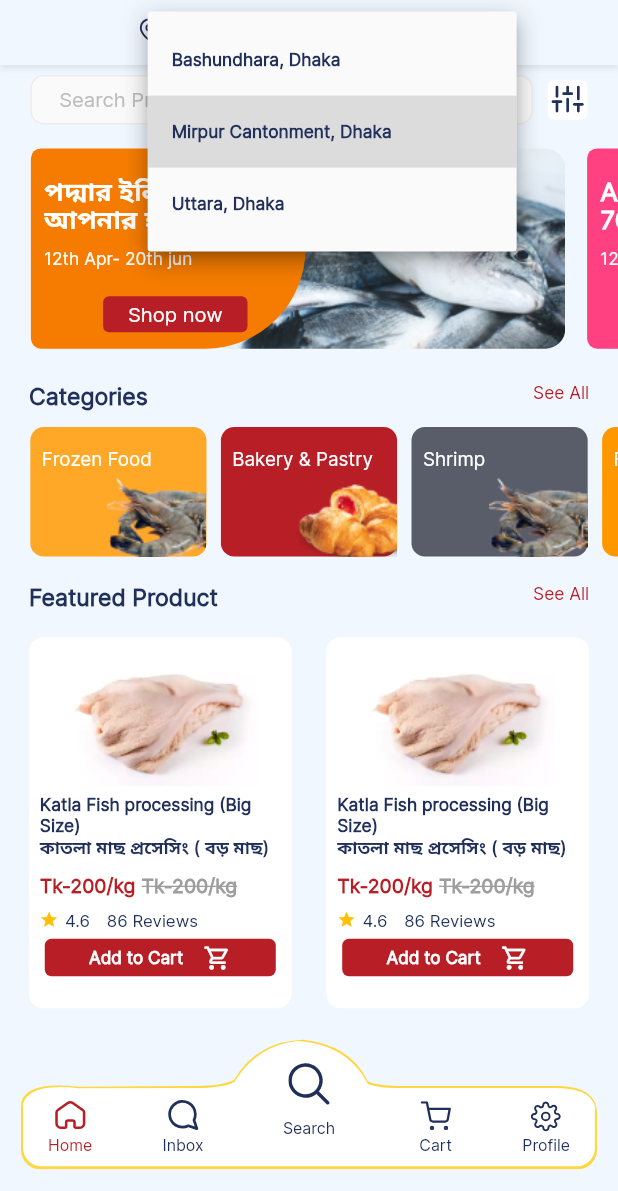
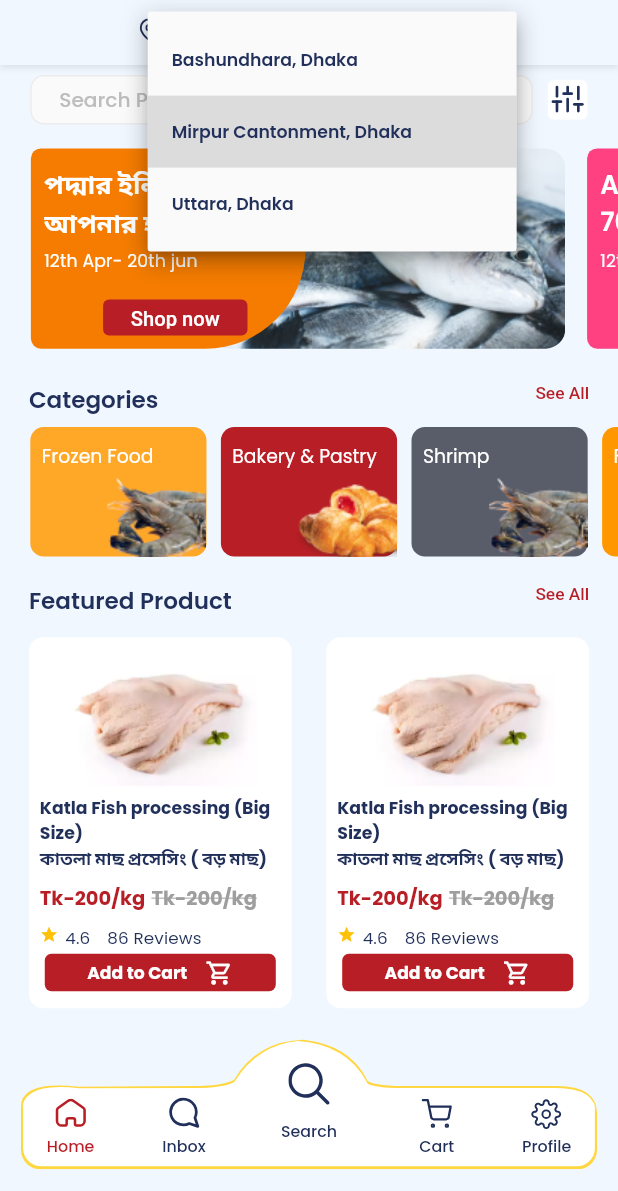
Before and after one commit to Sabuj-Kumar/ecomarce_project_masala_bazar, a Flutter app: the screen it shows after launch, after a tap on "Mirpur Cantonment, Dhaka", on a phone screen of 412 x 824 dp, the part 45-1236 px from its top. Run offline on Flutter 3.47's test engine with Material 2 defaults, Android fonts, the phone set to English and light mode, and no system bars; drawn by our look-alikes of carousel_slider; our stand-ins replace connectivity, fluro, flutter_screenutil, flutter_svg, get, google_fonts and 3 more; accounts and stored records are empty; generated files the repository leaves out were written again; project files that could hold a hidden picture were left out.

Commit message:
Poppins Font, FontSize from theme update

```diff
--- a/lib/components/themes/app_themedata.dart
+++ b/lib/components/themes/app_themedata.dart
@@ -1,6 +1,7 @@
 import 'package:flutter/material.dart';
 import 'package:flutter/cupertino.dart';
 import 'package:efgecom/config/theme_config.dart';
+import 'package:google_fonts/google_fonts.dart';
 
 class AppThemeData {
   // static Color themeColor = Colors.blue;
@@ -16,38 +17,64 @@ class AppThemeData {
       cardColor: Colors.grey[300],
       // scaffoldBackgroundColor: Colors.grey[100],
       scaffoldBackgroundColor: bgColor,
-      fontFamily: 'Inter',
-      textTheme:  const TextTheme(
+      //fontFamily: 'Inter',
+      // textTheme: const TextTheme(
+      //   headline1: TextStyle(
+      //       color: secondaryColor,
+      //       fontWeight: FontWeight.w600
+      //   ),
+      //   headline2: TextStyle(
+      //       color: Colors.white,
+      //       fontWeight: FontWeight.bold
+      //   ),
+      //   headline3: TextStyle(
+      //       color: buttonColor,
+      //       fontWeight: FontWeight.bold
+      //   ),
+      //   bodyText1: TextStyle(
+      //     fontWeight: FontWeight.w400,
+      //     color: secondaryColor,
+      //   ),
+      //   bodyText2: TextStyle(
+      //     color: secondaryColor,
+      //   ),
+      //   subtitle1: TextStyle(
+      //     color: secondaryColor,
+      //   ),
+      //   subtitle2: TextStyle(
+      //       color: Colors.white,
+      //       fontWeight: FontWeight.w400
+      //   ),
+      // ),
+      textTheme: GoogleFonts.poppinsTextTheme(
+        const TextTheme(
+          headline1: TextStyle(
+              color: secondaryColor,
+              fontWeight: FontWeight.w600
+          ),
+          headline2: TextStyle(
+              color: Colors.white,
+              fontWeight: FontWeight.bold
+          ),
+          headline3: TextStyle(
+              color: buttonColor,
+              fontWeight: FontWeight.bold
+          ),
           bodyText1: TextStyle(
+            fontWeight: FontWeight.w400,
             color: secondaryColor,
           ),
           bodyText2: TextStyle(
             color: secondaryColor,
           ),
-        headline1: TextStyle(
-          color: secondaryColor,
-        ),
-        headline2: TextStyle(
-          color: secondaryColor,
-        ),
-        headline3: TextStyle(
-          color: secondaryColor,
-        ),
-        headline4: TextStyle(
-          color: secondaryColor,
-        ),
-        headline5: TextStyle(
-          color: secondaryColor,
-        ),
-        headline6: TextStyle(
-          color: secondaryColor,
-        ),
           subtitle1: TextStyle(
             color: secondaryColor,
           ),
-        caption: TextStyle(
-          color: secondaryColor,
+          subtitle2: TextStyle(
+              color: Colors.white,
+              fontWeight: FontWeight.w400
           ),
+        )
       ),
       appBarTheme: AppBarTheme(
         color: primaryColor.withOpacity(.7),
@@ -63,37 +90,69 @@ class AppThemeData {
       backgroundColor: Colors.black38,
       cardColor: CupertinoColors.darkBackgroundGray,
       scaffoldBackgroundColor: const Color.fromRGBO(20, 20, 20, 1),
-      textTheme: TextTheme(
-        bodyText1: const TextStyle(
+      //fontFamily: 'Inter',
+      // textTheme: TextTheme(
+      //   bodyText1: const TextStyle(
+      //     color: Colors.white,
+      //   ),
+      //   bodyText2: const TextStyle(
+      //     color: primaryColor,
+      //   ),
+      //   headline1: const TextStyle(
+      //     color: Colors.white,
+      //   ),
+      //   headline2: const TextStyle(
+      //     color: Colors.white,
+      //   ),
+      //   headline3: const TextStyle(
+      //     color: Colors.white,
+      //   ),
+      //   headline4: const TextStyle(
+      //     color: Colors.white,
+      //   ),
+      //   headline5: const TextStyle(
+      //     color: Colors.white,
+      //   ),
+      //   headline6: const TextStyle(
+      //     color: Colors.white,
+      //   ),
+      //   subtitle1: const TextStyle(
+      //     color: Colors.white,
+      //   ),
+      //   caption: TextStyle(
+      //     color: Colors.grey[300],
+      //   ),
+      // ),
+      textTheme: GoogleFonts.poppinsTextTheme(
+        const TextTheme(
+          bodyText1: TextStyle(
             color: Colors.white,
           ),
-        bodyText2: const TextStyle(
+          bodyText2: TextStyle(
             color: primaryColor,
           ),
-        headline1: const TextStyle(
+          headline1: TextStyle(
             color: Colors.white,
           ),
-        headline2: const TextStyle(
+          headline2: TextStyle(
             color: Colors.white,
           ),
-        headline3: const TextStyle(
+          headline3: TextStyle(
             color: Colors.white,
           ),
-        headline4: const TextStyle(
+          headline4: TextStyle(
             color: Colors.white,
           ),
-        headline5: const TextStyle(
+          headline5: TextStyle(
             color: Colors.white,
           ),
-        headline6: const TextStyle(
+          headline6: TextStyle(
             color: Colors.white,
           ),
-        subtitle1: const TextStyle(
+          subtitle1: TextStyle(
             color: Colors.white,
           ),
-        caption: TextStyle(
-          color: Colors.grey[300],
-        ),
+        )
       ),
       appBarTheme: AppBarTheme(
         color: primaryColor.withOpacity(.3),
--- a/lib/pages/homePage/widget/category_list.dart
+++ b/lib/pages/homePage/widget/category_list.dart
@@ -3,6 +3,7 @@ import 'package:efgecom/config/theme_config.dart';
 import 'package:flutter/material.dart';
 import 'package:flutter_screenutil/flutter_screenutil.dart';
 import 'package:efgecom/models/category_list_model.dart';
+
 class CategoryList extends StatefulWidget {
   const CategoryList({Key? key}) : super(key: key);
 
@@ -40,6 +41,7 @@ class _CategoryListState extends State<CategoryList> {
 
   @override
   Widget build(BuildContext context) {
+    TextTheme text = Theme.of(context).textTheme;
     return Column(
       children: [
         Container(
@@ -51,10 +53,7 @@ class _CategoryListState extends State<CategoryList> {
             children: [
               Text(
                 'Categories',
-                style: TextStyle(
-                    color: secondaryColor,
-                    fontSize: 16.sp,
-                    fontWeight: FontWeight.w600),
+                style: text.headline1?.copyWith(fontSize: 16.sp),
               ),
               TextButton(
                   onPressed: () {},
@@ -64,7 +63,10 @@ class _CategoryListState extends State<CategoryList> {
                     padding: EdgeInsets.zero,
                     tapTargetSize: MaterialTapTargetSize.shrinkWrap,
                   ),
-                  child: Text('See All', style: TextStyle(fontSize: 12.sp),)),
+                  child: Text(
+                    'See All',
+                    style: TextStyle(fontSize: 12.sp),
+                  )),
             ],
           ),
         ),
@@ -81,7 +83,7 @@ class _CategoryListState extends State<CategoryList> {
                   child: SizedBox(
                     width: 122.w,
                     child: InkWell(
-                      onTap: (){},
+                      onTap: () {},
                       child: Card(
                           margin: EdgeInsets.zero,
                           color: slider[index].id == 0
@@ -117,10 +119,8 @@ class _CategoryListState extends State<CategoryList> {
                                     alignment: Alignment.bottomLeft,
                                     child: Text(
                                       slider[index].title,
-                                      style: TextStyle(
-                                          fontSize: 13.sp,
-                                          color: Colors.white,
-                                          fontWeight: FontWeight.w400),
+                                      style: text.bodyText1?.copyWith(
+                                          color: Colors.white, fontSize: 13.sp),
                                     ),
                                   ),
                                 ),
--- a/lib/pages/homePage/widget/custom_appBar.dart
+++ b/lib/pages/homePage/widget/custom_appBar.dart
@@ -24,6 +24,8 @@ class _CustomAppBarState extends State<CustomAppBar> {
 
   @override
   Widget build(BuildContext context) {
+    TextTheme text = Theme.of(context).textTheme;
+
     var _height = MediaQuery.of(context).size.height;
     var _width = MediaQuery.of(context).size.width;
     return Material(
@@ -84,8 +86,8 @@ class _CustomAppBarState extends State<CustomAppBar> {
                       return DropdownMenuItem(
                         value: items,
                         child: Text(items,
-                            style: TextStyle(
-                                fontSize: 12.sp, fontWeight: FontWeight.w600)),
+                          style: text.headline1?.copyWith(fontSize: 12.sp),
+                        ),
                       );
                     }).toList(),
                     onChanged: (String? newValue) {
--- a/lib/pages/homePage/widget/discount_banner.dart
+++ b/lib/pages/homePage/widget/discount_banner.dart
@@ -7,6 +7,7 @@ class DiscountBanner extends StatelessWidget {
 
   @override
   Widget build(BuildContext context) {
+    TextTheme text = Theme.of(context).textTheme;
     return Padding(
       padding: EdgeInsets.only(left: 20.h, right: 20.h),
       child: Column(
@@ -30,10 +31,7 @@ class DiscountBanner extends StatelessWidget {
                         children: [
                           Text(
                             "Up to 70% Discount to all Masala...",
-                            style: TextStyle(
-                                color: Colors.white,
-                                fontWeight: FontWeight.bold,
-                                fontSize: 18.sp),
+                            style: text.headline2?.copyWith(fontSize: 18.sp, color: Colors.white),
                           ),
                           SizedBox(
                             height: 30.h,
--- a/lib/pages/homePage/widget/featured_product.dart
+++ b/lib/pages/homePage/widget/featured_product.dart
@@ -41,6 +41,7 @@ class _FeaturedProductState extends State<FeaturedProduct> {
 
   @override
   Widget build(BuildContext context) {
+    TextTheme text = Theme.of(context).textTheme;
     return Column(
       children: [
         Container(
@@ -52,10 +53,7 @@ class _FeaturedProductState extends State<FeaturedProduct> {
             children: [
               Text(
                 'Featured Product',
-                style: TextStyle(
-                    color: secondaryColor,
-                    fontSize: 16.sp,
-                    fontWeight: FontWeight.w600),
+                style: text.headline1?.copyWith(fontSize: 16.sp),
               ),
               TextButton(
                   onPressed: () {},
--- a/lib/pages/homePage/widget/flash_deals.dart
+++ b/lib/pages/homePage/widget/flash_deals.dart
@@ -65,6 +65,7 @@ class _FlashDealsState extends State<FlashDeals> {
 
   @override
   Widget build(BuildContext context) {
+    TextTheme text = Theme.of(context).textTheme;
     return Padding(
       padding: EdgeInsets.only(left: 20.w, right: 20.w),
       child: Column(
@@ -76,10 +77,7 @@ class _FlashDealsState extends State<FlashDeals> {
             children: [
               Text(
                 'Flash Deals',
-                style: TextStyle(
-                    color: secondaryColor,
-                    fontSize: 16.sp,
-                    fontWeight: FontWeight.w600),
+                style: text.headline1?.copyWith(fontSize: 16.sp),
               ),
               TextButton(
                   onPressed: () {},
--- a/lib/pages/homePage/widget/product_tile.dart
+++ b/lib/pages/homePage/widget/product_tile.dart
@@ -21,12 +21,12 @@ class ProductTile extends StatelessWidget {
       required this.newPrice,
       required this.oldPrice,
       required this.rating,
-        required this.reviews
-      })
+      required this.reviews})
       : super(key: key);
 
   @override
   Widget build(BuildContext context) {
+    TextTheme text = Theme.of(context).textTheme;
     return Container(
       decoration: BoxDecoration(
           borderRadius: BorderRadius.circular(10.sp), color: Colors.white),
@@ -58,17 +58,11 @@ class ProductTile extends StatelessWidget {
                     children: [
                       Text(
                         titleEng,
-                        style: TextStyle(
-                            color: secondaryColor,
-                            fontWeight: FontWeight.bold,
-                            fontSize: 12.sp),
+                        style: text.headline2?.copyWith(fontSize: 12.sp, color: secondaryColor),
                       ),
                       Text(
                         titleBang,
-                        style: TextStyle(
-                            color: secondaryColor,
-                            fontWeight: FontWeight.bold,
-                            fontSize: 12.sp),
+                        style: text.headline2?.copyWith(fontSize: 12.sp, color: secondaryColor),
                       ),
                     ],
                   ),
@@ -84,20 +78,20 @@ class ProductTile extends StatelessWidget {
                       children: [
                         Text(
                           "Tk-$newPrice/kg",
-                          style: TextStyle(
-                              color: buttonColor,
+                          style: text.headline3?.copyWith(
                             fontSize: 13.5.sp,
-                              fontWeight: FontWeight.bold),
+                          ),
                         ),
                         SizedBox(
                           width: 4.26.w,
                         ),
-                        Text("Tk-$oldPrice/kg",
-                            style: TextStyle(
+                        Text(
+                          "Tk-$oldPrice/kg",
+                          style: text.headline3?.copyWith(
+                              fontSize: 13.5.sp,
                               color: Colors.grey,
-                                fontSize: 13.5.sp,
-                                fontWeight: FontWeight.bold,
-                                decoration: TextDecoration.lineThrough)),
+                              decoration: TextDecoration.lineThrough),
+                        ),
                       ],
                     ),
                   ),
@@ -118,17 +112,19 @@ class ProductTile extends StatelessWidget {
                         SizedBox(width: 4.56.w),
                         Text(
                           "$rating",
-                          style: TextStyle(
+                          style: text.subtitle2?.copyWith(
                             fontSize: 11.64.sp,
                             color: secondaryColor,
-                              fontWeight: FontWeight.w400),
+                          ),
                         ),
                         SizedBox(width: 11.64.w),
-                        Text("$reviews Reviews",
-                            style: TextStyle(
+                        Text(
+                          "$reviews Reviews",
+                          style: text.subtitle2?.copyWith(
                             fontSize: 11.64.sp,
                             color: secondaryColor,
-                                fontWeight: FontWeight.w400))
+                          ),
+                        )
                       ],
                     ),
                   ),
@@ -153,10 +149,10 @@ class ProductTile extends StatelessWidget {
                 children: [
                   Text(
                     "Add to Cart",
-                    style: TextStyle(
+                    style: text.headline2?.copyWith(
                       color: Colors.white,
                       fontSize: 11.88.sp,
-                        fontWeight: FontWeight.bold),
+                    ),
                   ),
                   Icon(
                     Icons.shopping_cart_outlined,
--- a/lib/pages/homePage/widget/special_offer.dart
+++ b/lib/pages/homePage/widget/special_offer.dart
@@ -1,4 +1,3 @@
-
 import 'package:carousel_slider/carousel_slider.dart';
 import 'package:flutter/cupertino.dart';
 import 'package:flutter/material.dart';
@@ -38,6 +37,8 @@ class _SpecialOffersState extends State<SpecialOffers> {
 
   @override
   Widget build(BuildContext context) {
+    TextTheme text = Theme.of(context).textTheme;
+
     var _height = MediaQuery.of(context).size.height;
     var _width = MediaQuery.of(context).size.width;
 
@@ -52,10 +53,7 @@ class _SpecialOffersState extends State<SpecialOffers> {
             children: [
               Text(
                 'Spacial Offers',
-                style: TextStyle(
-                    color: secondaryColor,
-                    fontSize: 16.sp,
-                    fontWeight: FontWeight.w600),
+                style: text.headline1?.copyWith(fontSize: 16.sp),
               ),
               TextButton(
                   onPressed: () {},
@@ -104,11 +102,10 @@ class _SpecialOffersState extends State<SpecialOffers> {
                                       alignment: Alignment.bottomLeft,
                                       child: Text(
                                         item.title,
-                                style: TextStyle(
+                                        style: text.headline2?.copyWith(
                                             fontSize: 18.sp,
-                                    color: Colors.white,
                                             fontWeight: FontWeight.bold,
-                                    fontStyle: FontStyle.italic
+                                            fontStyle: FontStyle.italic,
                                         ),
                                       ),
                                     ),
@@ -116,30 +113,39 @@ class _SpecialOffersState extends State<SpecialOffers> {
                                   Expanded(
                                     flex: 2,
                                     child: Row(
-                              mainAxisAlignment: MainAxisAlignment.spaceBetween,
-                              crossAxisAlignment: CrossAxisAlignment.end,
+                                      mainAxisAlignment:
+                                          MainAxisAlignment.spaceBetween,
+                                      crossAxisAlignment:
+                                          CrossAxisAlignment.end,
                                       children: [
                                         InkWell(
-                                  onTap: (){
+                                          onTap: () {
                                             print("Shop Now");
                                           },
                                           child: Align(
                                               alignment: Alignment.centerLeft,
-                                      child: Text(item.bodyText.toString(),style: TextStyle(color: Colors.black,fontWeight: FontWeight.bold,decoration: TextDecoration.underline,fontSize: 18.sp),)
-                                  ),
+                                              child: Text(
+                                                item.bodyText.toString(),
+                                                style: TextStyle(
+                                                    color: Colors.black,
+                                                    fontWeight: FontWeight.bold,
+                                                    decoration: TextDecoration
+                                                        .underline,
+                                                    fontSize: 18.sp),
+                                              )),
                                         ),
                                         ClipRRect(
-
-                                  child: Image.asset("assets/img/Snacks.png"),
-                                  borderRadius: BorderRadius.circular(15.r),
+                                          child: Image.asset(
+                                              "assets/img/Snacks.png"),
+                                          borderRadius:
+                                              BorderRadius.circular(15.r),
                                         ),
                                       ],
                                     ),
                                   ),
                                 ],
                               ),
-                    )
-                ),
+                            )),
                       ))
                   .toList()),
         ),
--- a/lib/pages/homePage/widget/top_banner.dart
+++ b/lib/pages/homePage/widget/top_banner.dart
@@ -35,6 +35,8 @@ class _TopBannerState extends State<TopBanner> {
 
   @override
   Widget build(BuildContext context) {
+    TextTheme text = Theme.of(context).textTheme;
+
     var _height = MediaQuery.of(context).size.height;
     var _width = MediaQuery.of(context).size.width;
     return SizedBox(
@@ -69,9 +71,7 @@ class _TopBannerState extends State<TopBanner> {
                                           image: item.imgUrl == null
                                               ? const AssetImage(
                                                   'assets/img/placeholder.jpg')
-                                      : AssetImage(item.imgUrl)
-                              )
-                          ),
+                                              : AssetImage(item.imgUrl))),
                                 ),
                               )
                             ],
@@ -95,31 +95,27 @@ class _TopBannerState extends State<TopBanner> {
                               crossAxisAlignment: CrossAxisAlignment.start,
                               children: [
                                 SizedBox(
-                          height: 22.19.h,
+                                  height: 10.h,
                                 ),
                                 SizedBox(
-                          height: 44.h,
+                                  height: 64.h,
                                   width: 162.01.w,
+                                  child: Center(
                                     child: Text(
                                       item.title,
                                       maxLines: 2,
                                       overflow: TextOverflow.ellipsis,
-                            style: TextStyle(
+                                      style: text.headline1?.copyWith(
                                         fontSize: 18.sp,
-                                height: 1.2.h,
+                                        height: 1.6.h,
                                         color: Colors.white,
-                                fontWeight: FontWeight.w600),
                                       ),
                                     ),
-                        SizedBox(
-                          height: 8.81.h,
+                                  ),
                                 ),
                                 Text(
                                   item.date!,
-                          style: TextStyle(
-                              fontSize: 12.sp,
-                              color: Colors.white,
-                              fontWeight: FontWeight.w400),
+                                  style: text.subtitle2?.copyWith(fontSize: 12.sp,),
                                 ),
                                 SizedBox(
                                   height: 20.h,
```
Also changed, not shown: pubspec.yaml (+5 -4 lines), pubspec.lock. Lines whose indentation alone changed are shown as unchanged.
